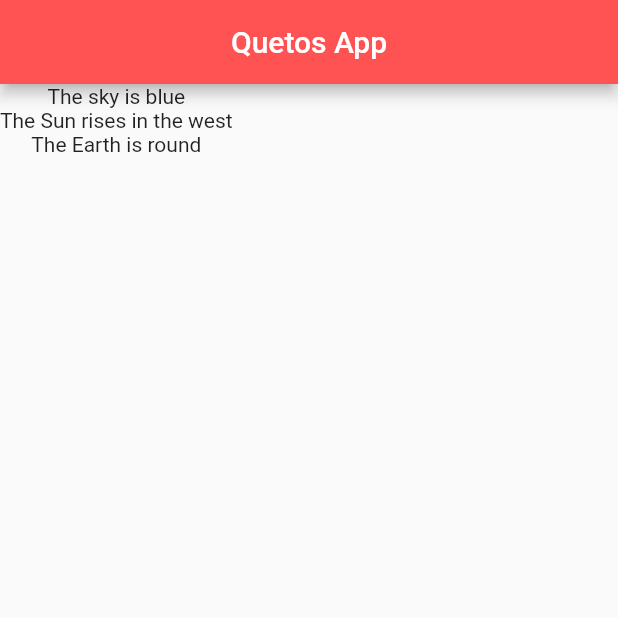
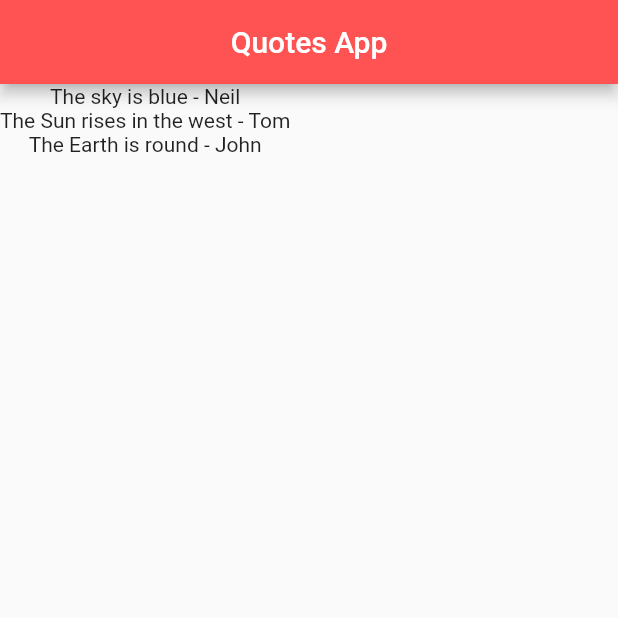
Before and after one commit to kmjaman/flutter-quotes, a Flutter app: the screen it shows after launch, on a phone screen of 412 x 824 dp, the top half of it. Run offline on Flutter 3.47's test engine with Material 2 defaults, Android fonts, the light colour scheme and no system bars.

Commit message:
added authors

```diff
--- a/quotesapp/lib/main.dart
+++ b/quotesapp/lib/main.dart
@@ -1,4 +1,5 @@
 import 'package:flutter/material.dart';
+import 'quote.dart';
 
 void main() => runApp(MaterialApp(
   home: Quotes(),
@@ -14,21 +15,21 @@ class Quotes extends StatefulWidget {
 class _QuotesState extends State<Quotes> {
 
   List quotes = [
-    'The sky is blue',
-    'The Sun rises in the west',
-    'The Earth is round'
+    Quote(text: 'The sky is blue', author: 'Neil'),
+    Quote(text: 'The Sun rises in the west', author: 'Tom'),
+    Quote(text: 'The Earth is round', author: 'John'),
   ];
 
   @override
   Widget build(BuildContext context) {
     return Scaffold(
       appBar: AppBar(
-        title: Text('Quetos App'),
+        title: Text('Quotes App'),
         centerTitle: true,
         backgroundColor: Colors.redAccent,
       ),
       body: Column(
-        children: quotes.map((e) => Text(e)).toList(),
+        children: quotes.map((e) => Text('${e.text} - ${e.author}')).toList(),
       ),
     );
   }
--- /dev/null
+++ b/quotesapp/lib/quote.dart
@@ -0,0 +1,7 @@
+class Quote{
+
+  String text;
+  String author;
+
+  Quote({required this.text, required this.author});
+}
```
